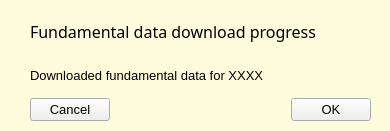
Old version of the form Fundamental_downloading.ui in the repository jabezmcc/McScreener.
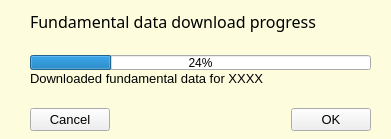
New version of the form.

Commit message: Added progress bar to fund. dowload and fixed last perf. date bug

```diff
--- a/Fundamental_downloading.ui
+++ b/Fundamental_downloading.ui
@@ -6,8 +6,8 @@
    <rect>
     <x>0</x>
     <y>0</y>
-    <width>390</width>
-    <height>131</height>
+    <width>391</width>
+    <height>139</height>
    </rect>
   </property>
   <property name="windowTitle">
@@ -24,10 +24,10 @@
      <x>30</x>
      <y>10</y>
      <width>341</width>
-     <height>111</height>
+     <height>121</height>
     </rect>
    </property>
-   <layout class="QVBoxLayout" name="verticalLayout" stretch="0,0,0">
+   <layout class="QVBoxLayout" name="verticalLayout" stretch="0,0,0,0,0,0">
     <property name="spacing">
      <number>1</number>
     </property>
@@ -49,6 +49,32 @@
       </property>
      </widget>
     </item>
+    <item>
+     <spacer name="verticalSpacer_2">
+      <property name="orientation">
+       <enum>Qt::Vertical</enum>
+      </property>
+      <property name="sizeHint" stdset="0">
+       <size>
+        <width>20</width>
+        <height>40</height>
+       </size>
+      </property>
+     </spacer>
+    </item>
+    <item>
+     <widget class="QProgressBar" name="funddl_progress">
+      <property name="maximumSize">
+       <size>
+        <width>16777215</width>
+        <height>15</height>
+       </size>
+      </property>
+      <property name="value">
+       <number>24</number>
+      </property>
+     </widget>
+    </item>
     <item>
      <widget class="QLabel" name="status_msg_label">
       <property name="font">
@@ -65,6 +91,19 @@
       </property>
      </widget>
     </item>
+    <item>
+     <spacer name="verticalSpacer">
+      <property name="orientation">
+       <enum>Qt::Vertical</enum>
+      </property>
+      <property name="sizeHint" stdset="0">
+       <size>
+        <width>20</width>
+        <height>40</height>
+       </size>
+      </property>
+     </spacer>
+    </item>
     <item>
      <layout class="QHBoxLayout" name="horizontalLayout">
       <item>
```
The commit also changes 4 other files.
